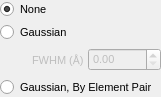
The window that src/gui/keywordwidgets/pairbroadeningfunction.ui (disorderedmaterials/dissolve) describes before a commit, drawn with Qt 5.
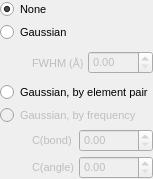
The same window after the commit. Custom widgets are drawn as their Qt base class.

Commit message: Add new frequency-based pair broadening function (INCOMPLETE, pending analysis).

The edit to the form file:
```diff
--- a/src/gui/keywordwidgets/pairbroadeningfunction.ui
+++ b/src/gui/keywordwidgets/pairbroadeningfunction.ui
@@ -6,8 +6,8 @@
    <rect>
     <x>0</x>
     <y>0</y>
-    <width>161</width>
-    <height>97</height>
+    <width>153</width>
+    <height>179</height>
    </rect>
   </property>
   <property name="font">
@@ -117,10 +117,106 @@
    <item>
     <widget class="QRadioButton" name="GaussianElementsRadio">
      <property name="text">
-      <string>Gaussian, By Element Pair</string>
+      <string>Gaussian, by element pair</string>
      </property>
     </widget>
    </item>
+   <item>
+    <widget class="QRadioButton" name="FrequencyRadio">
+     <property name="enabled">
+      <bool>false</bool>
+     </property>
+     <property name="text">
+      <string>Gaussian, by frequency</string>
+     </property>
+    </widget>
+   </item>
+   <item>
+    <widget class="QWidget" name="FrequencyParametersWidget" native="true">
+     <property name="enabled">
+      <bool>false</bool>
+     </property>
+     <layout class="QGridLayout" name="gridLayout">
+      <property name="leftMargin">
+       <number>0</number>
+      </property>
+      <property name="topMargin">
+       <number>0</number>
+      </property>
+      <property name="rightMargin">
+       <number>0</number>
+      </property>
+      <property name="bottomMargin">
+       <number>0</number>
+      </property>
+      <property name="spacing">
+       <number>4</number>
+      </property>
+      <item row="0" column="2">
+       <widget class="TExponentialSpin" name="FrequencyBondConstantSpin">
+        <property name="sizePolicy">
+         <sizepolicy hsizetype="Expanding" vsizetype="Fixed">
+          <horstretch>0</horstretch>
+          <verstretch>0</verstretch>
+         </sizepolicy>
+        </property>
+       </widget>
+      </item>
+      <item row="0" column="0">
+       <spacer name="horizontalSpacer_2">
+        <property name="orientation">
+         <enum>Qt::Horizontal</enum>
+        </property>
+        <property name="sizeType">
+         <enum>QSizePolicy::Fixed</enum>
+        </property>
+        <property name="sizeHint" stdset="0">
+         <size>
+          <width>32</width>
+          <height>20</height>
+         </size>
+        </property>
+       </spacer>
+      </item>
+      <item row="0" column="1">
+       <widget class="QLabel" name="label_2">
+        <property name="sizePolicy">
+         <sizepolicy hsizetype="Minimum" vsizetype="Preferred">
+          <horstretch>0</horstretch>
+          <verstretch>0</verstretch>
+         </sizepolicy>
+        </property>
+        <property name="text">
+         <string>C(bond)</string>
+        </property>
+       </widget>
+      </item>
+      <item row="1" column="1">
+       <widget class="QLabel" name="label_3">
+        <property name="sizePolicy">
+         <sizepolicy hsizetype="Minimum" vsizetype="Preferred">
+          <horstretch>0</horstretch>
+          <verstretch>0</verstretch>
+         </sizepolicy>
+        </property>
+        <property name="text">
+         <string>C(angle)</string>
+        </property>
+       </widget>
+      </item>
+      <item row="1" column="2">
+       <widget class="TExponentialSpin" name="FrequencyAngleConstantSpin">
+        <property name="sizePolicy">
+         <sizepolicy hsizetype="Expanding" vsizetype="Fixed">
+          <horstretch>0</horstretch>
+          <verstretch>0</verstretch>
+         </sizepolicy>
+        </property>
+       </widget>
+      </item>
+     </layout>
+    </widget>
+   </item>
   </layout>
  </widget>
  <customwidgets>
```
Left out of the diff: 20 changed lines with no effect on the pictures. The commit also changes 4 other files.
